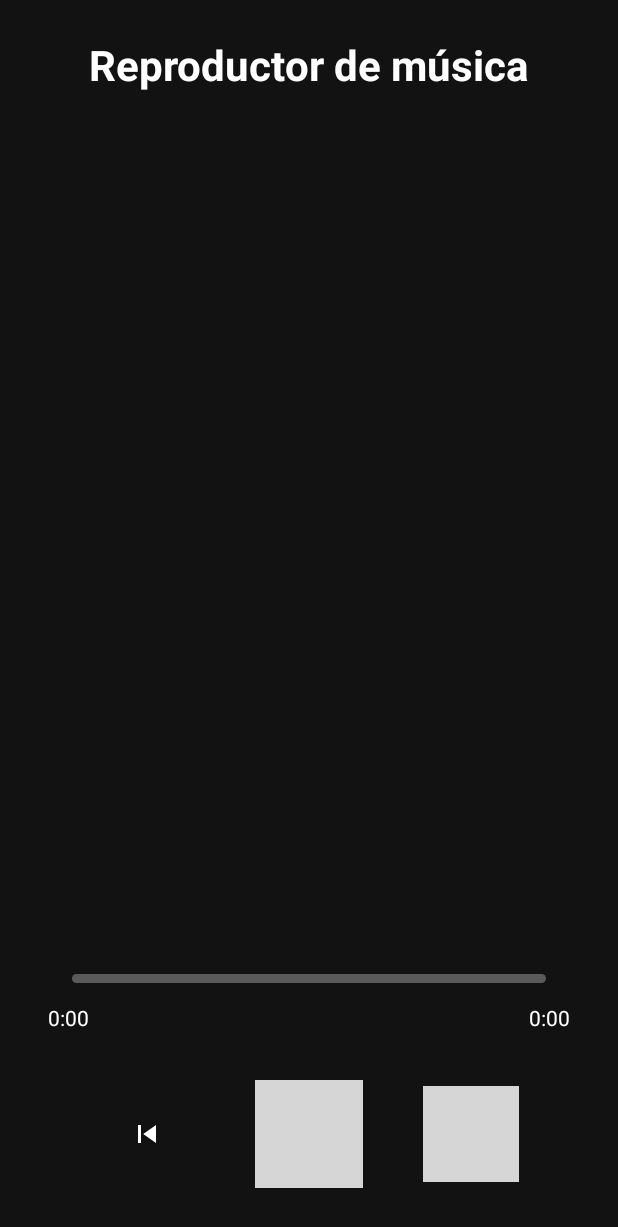
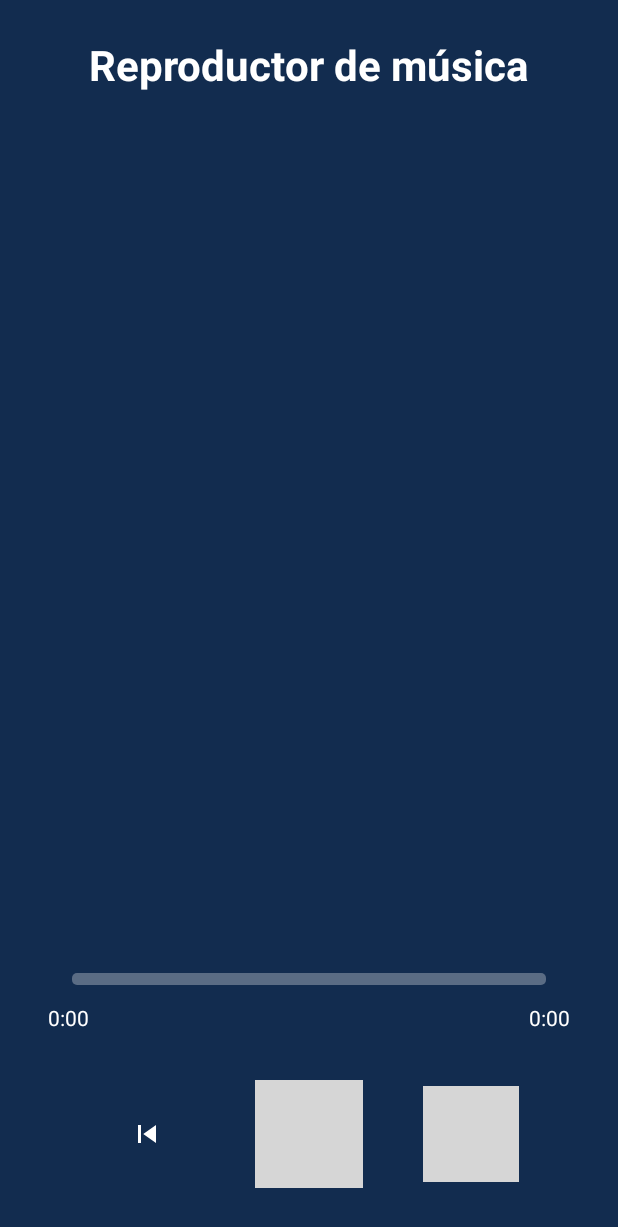
Before and after one commit to RodrigoStranger/dispositivos-moviles-25-1, an Android app: the screen it shows after launch (PlayerActivity), on a phone screen of 412 x 824 dp. Shown: the top 1227 px of the screen. Run offline under Robolectric (Android 15) with nearby library versions, the light colour scheme and no system bars; 2 statements that could not run were skipped; grey boxes are pictures that could not be loaded.

Commit message:
aumento de la barra y cambio de color a azul Midnight (#122C4F)Midnight (#122C4F)

```diff
--- a/Practica 3 - Aplicaciones Basicas Android/Ejercicio 2/app/src/main/res/layout/activity_player.xml
+++ b/Practica 3 - Aplicaciones Basicas Android/Ejercicio 2/app/src/main/res/layout/activity_player.xml
@@ -76,8 +76,8 @@
         android:progressDrawable="@drawable/seekbar_progress"
         android:thumb="@drawable/seekbar_thumb"
         android:splitTrack="false"
-        android:minHeight="6dp"
-        android:maxHeight="6dp"
+        android:minHeight="8dp"
+        android:maxHeight="8dp"
         app:layout_constraintBottom_toTopOf="@id/time_container"/>
 
     <LinearLayout
--- a/Practica 3 - Aplicaciones Basicas Android/Ejercicio 2/app/src/main/res/values/colors.xml
+++ b/Practica 3 - Aplicaciones Basicas Android/Ejercicio 2/app/src/main/res/values/colors.xml
@@ -10,8 +10,8 @@
     <color name="black">#FF000000</color>
     <color name="white">#FFFFFFFF</color>
 
-    <!-- Color de fondo principal del reproductor (gris muy oscuro, estilo Spotify) -->
-    <color name="player_background">#121212</color>
+    <!-- Color de fondo principal del reproductor (Midnight) -->
+    <color name="player_background">#122C4F</color>
 
     <!-- Color para el progreso de la barra de reproducción -->
     <color name="progress_color">#1DB954</color>
```
